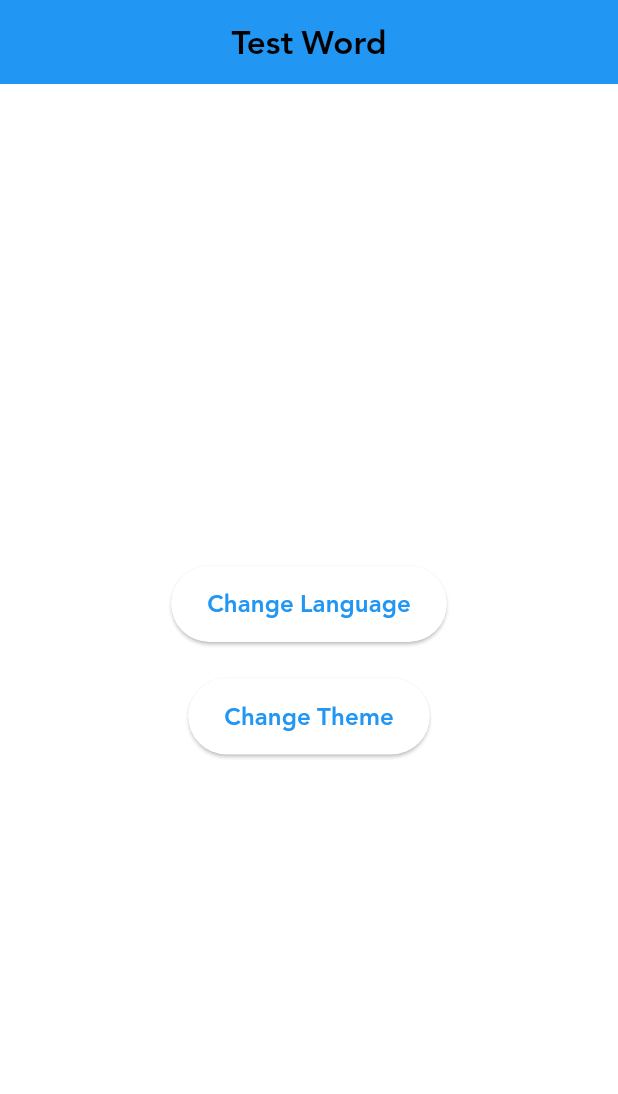
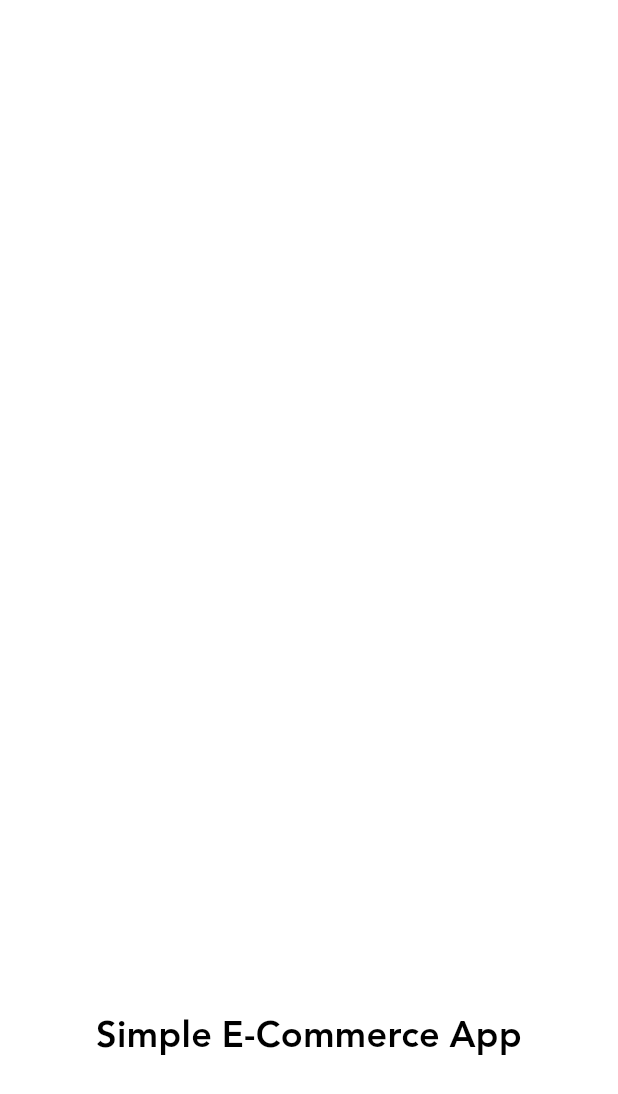
Before and after one commit to MahmoudALBndkji/Simple-E-Commerce-Flutter-Task, a Flutter app: the first screen one second after launch, on a phone screen of 412 x 824 dp. Shown: the top 1094 px of the screen. Run offline on Flutter 3.47's test engine with Material 3 defaults, Android fonts, the light colour scheme and no system bars; our stand-ins replace flutter_bloc, flutter_secure_storage.

Commit message:
Add Splash View

```diff
--- /dev/null
+++ b/lib/features/splash/views/splash_view.dart
@@ -0,0 +1,14 @@
+import 'package:flutter/material.dart';
+import 'package:simple_ecommerce_flutter_task/features/splash/views/widgets/splash_view_body.dart';
+
+class SplashView extends StatelessWidget {
+  const SplashView({super.key});
+
+  @override
+  Widget build(BuildContext context) {
+    return const Scaffold(
+      backgroundColor: Colors.white,
+      body: SplashViewBody(),
+    );
+  }
+}
--- /dev/null
+++ b/lib/features/splash/views/widgets/sliding_logo.dart
@@ -0,0 +1,26 @@
+import 'package:flutter/material.dart';
+import 'package:simple_ecommerce_flutter_task/core/utils/assets.dart';
+import 'package:simple_ecommerce_flutter_task/core/constants/constants.dart';
+
+class SlidingLogo extends StatelessWidget {
+  const SlidingLogo({super.key, required this.logoSlidingAnimation});
+  final Animation<Offset> logoSlidingAnimation;
+
+  @override
+  Widget build(BuildContext context) {
+    return AnimatedBuilder(
+      animation: logoSlidingAnimation,
+      builder: (context, child) {
+        return SlideTransition(
+          position: logoSlidingAnimation,
+          child: Image.asset(
+            AssetsImage.logo,
+            fit: BoxFit.contain,
+            width: widthScreen(context) / 2,
+            height: widthScreen(context) / 2,
+          ),
+        );
+      },
+    );
+  }
+}
--- /dev/null
+++ b/lib/features/splash/views/widgets/sliding_text.dart
@@ -0,0 +1,23 @@
+import 'package:flutter/material.dart';
+
+class SlidingText extends StatelessWidget {
+  const SlidingText({super.key, required this.slidingAnimation});
+  final Animation<Offset> slidingAnimation;
+
+  @override
+  Widget build(BuildContext context) => AnimatedBuilder(
+        animation: slidingAnimation,
+        builder: (context, _) => SlideTransition(
+          position: slidingAnimation,
+          child: const Text(
+            "Simple E-Commerce App",
+            textAlign: TextAlign.center,
+            style: TextStyle(
+              fontSize: 24,
+              color: Colors.black,
+              fontWeight: FontWeight.bold,
+            ),
+          ),
+        ),
+      );
+}
--- /dev/null
+++ b/lib/features/splash/views/widgets/splash_view_body.dart
@@ -0,0 +1,82 @@
+import 'package:flutter/material.dart';
+import 'package:simple_ecommerce_flutter_task/core/network/local/cache_helper.dart';
+import 'package:simple_ecommerce_flutter_task/core/widgets/navigation.dart';
+import 'package:simple_ecommerce_flutter_task/features/splash/views/widgets/sliding_logo.dart';
+import 'package:simple_ecommerce_flutter_task/features/splash/views/widgets/sliding_text.dart';
+
+class SplashViewBody extends StatefulWidget {
+  const SplashViewBody({super.key});
+
+  @override
+  State<SplashViewBody> createState() => _SplashViewBodyState();
+}
+
+class _SplashViewBodyState extends State<SplashViewBody>
+    with TickerProviderStateMixin {
+  late AnimationController logoanimationController;
+  late Animation<Offset> logoSlidingAnimation;
+  late AnimationController animationController;
+  late Animation<Offset> slidingAnimation;
+
+  @override
+  void initState() {
+    super.initState();
+    initSlidingAnimation();
+    executeNavigation();
+  }
+
+  @override
+  void dispose() {
+    super.dispose();
+    logoanimationController.dispose();
+    animationController.dispose();
+  }
+
+  @override
+  Widget build(BuildContext context) {
+    return Column(
+      mainAxisAlignment: MainAxisAlignment.center,
+      crossAxisAlignment: CrossAxisAlignment.stretch,
+      children: [
+        SlidingLogo(logoSlidingAnimation: logoSlidingAnimation),
+        const SizedBox(height: 30.0),
+        SlidingText(slidingAnimation: slidingAnimation),
+      ],
+    );
+  }
+
+  void initSlidingAnimation() {
+    logoanimationController = AnimationController(
+      vsync: this,
+      duration: const Duration(milliseconds: 1500),
+    );
+    logoSlidingAnimation = Tween<Offset>(
+      begin: const Offset(-5, 0),
+      end: Offset.zero,
+    ).animate(logoanimationController);
+    logoanimationController.forward();
+
+    animationController = AnimationController(
+      vsync: this,
+      duration: const Duration(milliseconds: 1500),
+    );
+    slidingAnimation = Tween<Offset>(
+      begin: const Offset(0, 10),
+      end: Offset.zero,
+    ).animate(animationController);
+    animationController.forward();
+  }
+
+  void executeNavigation() async {
+    bool userIsLoggedIn =
+        await CacheHelper.instance.read(key: 'isLogin') == 'true';
+    Future.delayed(const Duration(milliseconds: 2500), () {
+      navigateReplacementTo(
+        context,
+        userIsLoggedIn
+            ? const SizedBox(key: Key('homeScreen'))
+            : const SizedBox(key: Key('loginScreen')),
+      );
+    });
+  }
+}
--- a/lib/my_app.dart
+++ b/lib/my_app.dart
@@ -4,6 +4,7 @@ import 'package:flutter_localizations/flutter_localizations.dart';
 import 'package:simple_ecommerce_flutter_task/core/languages/app_localizations.dart';
 import 'package:simple_ecommerce_flutter_task/core/manager/language_cubit.dart';
 import 'package:simple_ecommerce_flutter_task/core/theme/theme_cubit.dart';
+import 'package:simple_ecommerce_flutter_task/features/splash/views/splash_view.dart';
 
 class MyApp extends StatelessWidget {
   const MyApp({super.key});
@@ -28,7 +29,6 @@ class MyApp extends StatelessWidget {
               ),
             );
           }
-
           final themeData = themeState is ThemeLight
               ? themeState.themeData
               : (themeState as ThemeDark).themeData;
@@ -65,8 +65,7 @@ class MyApp extends StatelessWidget {
                 themeMode: themeData.brightness == Brightness.light
                     ? ThemeMode.light
                     : ThemeMode.dark,
-                // home: const SizedBox(),
-                home: const TestScreen(),
+                home: const SplashView(),
               );
             },
           );
@@ -75,59 +74,3 @@ class MyApp extends StatelessWidget {
     );
   }
 }
-
-class TestScreen extends StatelessWidget {
-  const TestScreen({super.key});
-
-  @override
-  Widget build(BuildContext context) {
-    final themeCubit = context.read<ThemeCubit>();
-    final languageCubit = context.read<LanguageCubit>();
-
-    return Scaffold(
-      appBar: AppBar(
-        title: Text("test_word".tr(context)),
-        centerTitle: true,
-      ),
-      body: Center(
-        child: Column(
-          mainAxisAlignment: MainAxisAlignment.center,
-          children: [
-            ElevatedButton(
-              style: ElevatedButton.styleFrom(
-                padding:
-                    const EdgeInsets.symmetric(horizontal: 24, vertical: 14),
-              ),
-              onPressed: () {
-                final newLang = currentLangAr() ? "en" : "ar";
-                languageCubit.changeLanguage(newLang);
-              },
-              child: Text(
-                "change_lanuage".tr(context),
-                style: TextStyle(fontSize: 16),
-              ),
-            ),
-            const SizedBox(height: 24),
-            ElevatedButton(
-              style: ElevatedButton.styleFrom(
-                padding:
-                    const EdgeInsets.symmetric(horizontal: 24, vertical: 14),
-              ),
-              onPressed: () {
-                if (themeCubit.state is ThemeLight) {
-                  themeCubit.setTheme(true);
-                } else {
-                  themeCubit.setTheme(false);
-                }
-              },
-              child: const Text(
-                "Change Theme",
-                style: TextStyle(fontSize: 16),
-              ),
-            ),
-          ],
-        ),
-      ),
-    );
-  }
-}
```
